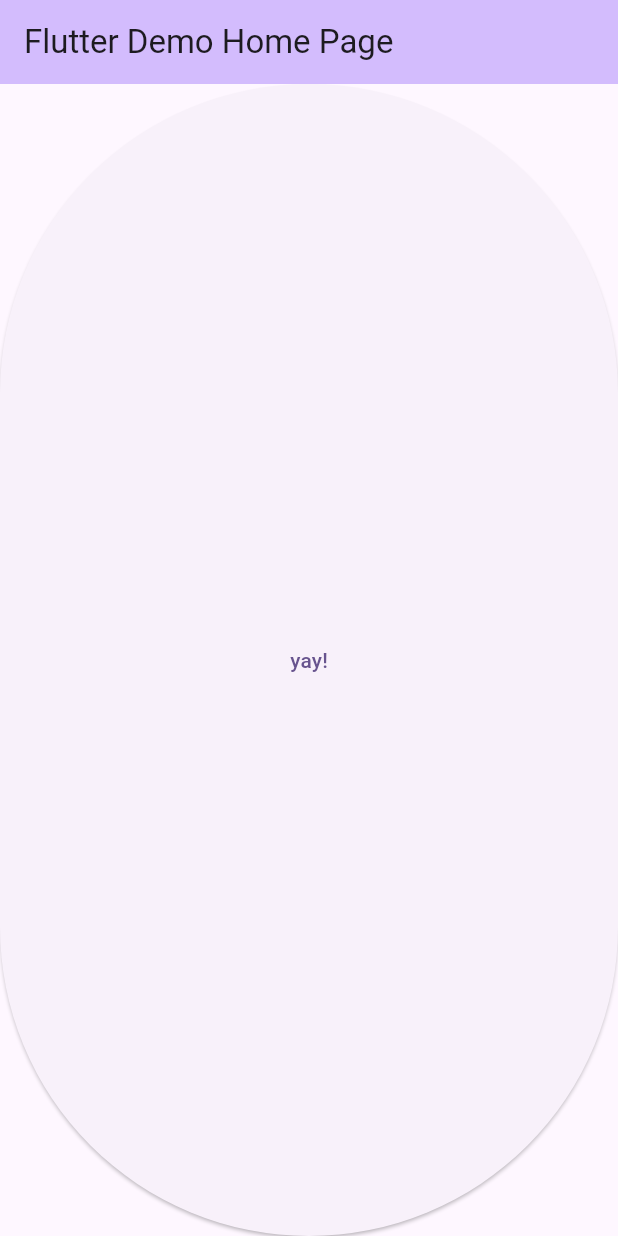
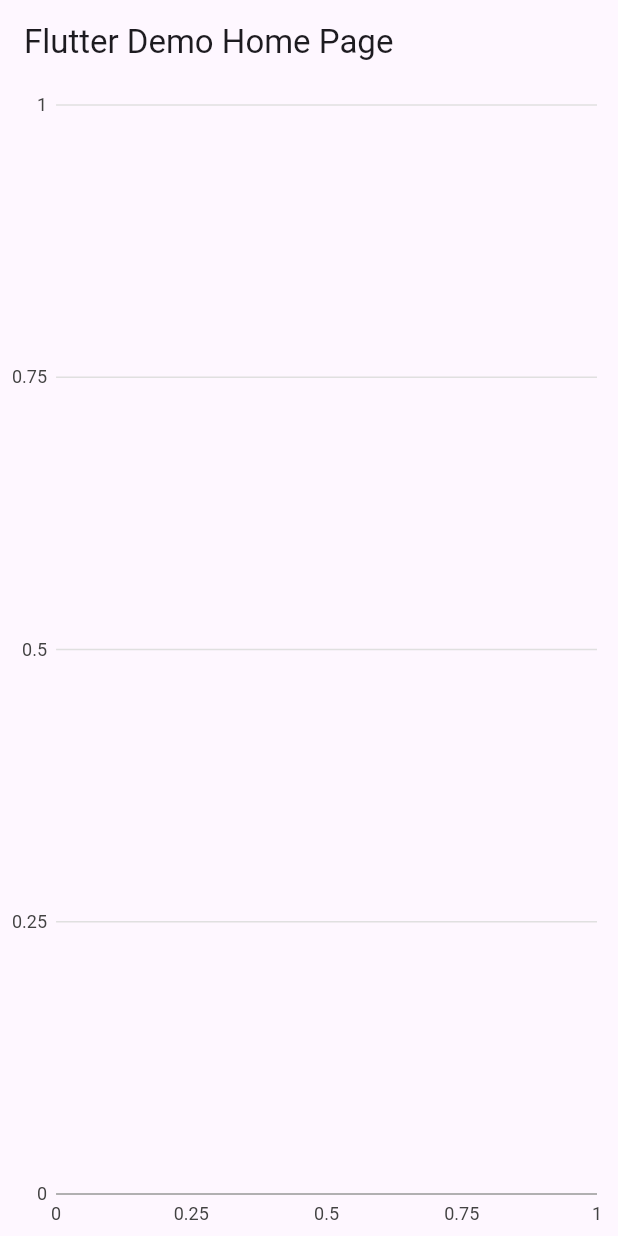
Before and after one commit to willyg23/UFC-Data-Project, a Flutter app: the screen it shows after launch, on a phone screen of 412 x 824 dp. Run offline on Flutter 3.47's test engine with Material 3 defaults, Android fonts, the phone set to English and light mode, and no system bars; our stand-ins replace charts_flutter, equatable; missing offline and left inert: tflite; statements that could not run were skipped.

```diff
--- a/json_test/lib/main.dart
+++ b/json_test/lib/main.dart
@@ -19,6 +19,7 @@ class EloData {
   final String fighterId;
 
   EloData(this.timestamp, this.elo, this.fighterId);
+  //  EloData(this.timestamp, this.elo);
 }
 
 void main() {
@@ -76,11 +77,6 @@ class MyHomePage extends StatefulWidget {
 }
 
 class _MyHomePageState extends State<MyHomePage> {
-
-
-
-
-
 /*
 note:
 before I had it as: final eloCalculator = eloCalculator();
@@ -97,10 +93,10 @@ but that doesn't work, because dart doesn't allow the object and the class name
   late List<FightEntity> _fights = [];
 
 
+
+//try top redo this section tmrw?
   List<charts.Series<EloData, DateTime>> _generateChartData() {
-
      List<charts.Series<EloData, DateTime>> seriesList = [];
-
     //eloHashMap.forEach((key, elo) {
       // Parse key to get fighter name and date
       // var parts = key.split('-');
@@ -118,7 +114,7 @@ but that doesn't work, because dart doesn't allow the object and the class name
     var fighterId = parts[4];
 
       // Find or create a series for this fighter
-      var series = seriesList.firstWhereOrNull((s) => s.id == fighterName);
+    var series = seriesList.firstWhereOrNull((s) => s.id == fighterName);
       if(series == null) {
         series = charts.Series<EloData, DateTime>(
           id: fighterName,
@@ -133,6 +129,9 @@ but that doesn't work, because dart doesn't allow the object and the class name
       series.data.add(EloData(DateTime(year, month, day), elo, fighterId));
       series.data.add(EloData(DateTime(year, month, day), elo, fighterId));
 
+      // series.data.add(EloData(DateTime(year, month, day), elo));
+      // series.data.add(EloData(DateTime(year, month, day), elo));
+
       // if(seriesList == null){
       //   throw FormatException();
       // }
@@ -140,9 +139,7 @@ but that doesn't work, because dart doesn't allow the object and the class name
       //this doesn't have an error leat
       //throw seriesList;
     });
-
     return seriesList;
-
   }
 
   Future<void> readJson() async {
@@ -175,7 +172,6 @@ but that doesn't work, because dart doesn't allow the object and the class name
 
         _fightEntity.winner = _data[i]['Winner'];
 
-
        // explanation for what's going on in code blocks like this can be found a little bit lower
         dynamic rOddsValue = _data[i]['R_odds'];
         _fightEntity.r_odds = rOddsValue != null && rOddsValue != ""
@@ -183,7 +179,6 @@ but that doesn't work, because dart doesn't allow the object and the class name
                 ? rOddsValue
                 : int.tryParse(rOddsValue.toString()) ?? -69420
             : -69420;
-
 
         dynamic bOddsValue = _data[i]['B_odds'];
         _fightEntity.b_odds = bOddsValue != null && bOddsValue != ""
@@ -214,7 +209,6 @@ but that doesn't work, because dart doesn't allow the object and the class name
 
 
         /*
-
           Explaining the absolute tomfoolery that is occuring with statements like these
 
           avg_SIG_STR_pct: _data[i]["B_avg_SIG_STR_pct"] != null && _data[i]["B_avg_SIG_STR_pct"] != ""
@@ -309,11 +303,9 @@ but that doesn't work, because dart doesn't allow the object and the class name
             losses: 0,
             fighterId: fighterIdCounter,
             );
-
 // make sure to add the fighterEntity to the fightEntity after creating the fighterEntity has been created! I was forgetting to do this for a while lol
             _fightEntity.r_fighter_entity = _fighters[_fightEntity.r_fighter_string];
             fighterIdCounter++;
-
         }
 
 
@@ -504,28 +496,28 @@ maybe have anothe box appear for the input to be positive or negative?
     });
   }
 
-//   @override
-// Widget build(BuildContext context) {
-//   return Scaffold(
-//     appBar: AppBar(
-//       title: Text(widget.title),
-//     ),
-//     body: _isLoading
-//         ? Center(child: CircularProgressIndicator())  // Loading state
-//         : Column(
-//             children: [
-//               Expanded(
-//                  child: charts.LineChart(
-//                    _generateChartData().cast<charts.Series<dynamic, num>>(),
-//                    animate: true,
-//                    domainAxis: charts.DateTimeAxisSpec(),
-//                  ),
-//               ),
-//               // ... Other widgets below the graph ...
-//             ],
-//           ),
-//   );
-// }
+  @override
+Widget build(BuildContext context) {
+  return Scaffold(
+    appBar: AppBar(
+      title: Text(widget.title),
+    ),
+    body: _isLoading
+        ? Center(child: CircularProgressIndicator())  // Loading state
+        : Column(
+            children: [
+              Expanded(
+                 child: charts.LineChart(
+                   _generateChartData().cast<charts.Series<dynamic, num>>(),
+                   animate: true,
+                   domainAxis: charts.DateTimeAxisSpec(),
+                 ),
+              ),
+              // ... Other widgets below the graph ...
+            ],
+          ),
+  );
+}
 
 
 // @override
@@ -550,31 +542,31 @@ maybe have anothe box appear for the input to be positive or negative?
 // }
 
 
-  @override
-  Widget build(BuildContext context) {
-    // This method is rerun every time setState is called, for instance as done
-    // by the _incrementCounter method above.
-    //
-    // The Flutter framework has been optimized to make rerunning build methods
-    // fast, so that you can just rebuild anything that needs updating rather
-    // than having to individually change instances of widgets.
-    return Scaffold(
-      appBar: AppBar(
-        // TRY THIS: Try changing the color here to a specific color (to
-        // Colors.amber, perhaps?) and trigger a hot reload to see the AppBar
-        // change color while the other colors stay the same.
-        backgroundColor: Theme.of(context).colorScheme.inversePrimary,
-        // Here we take the value from the MyHomePage object that was created by
-        // the App.build method, and use it to set our appbar title.
-        title: Text(widget.title),
-      ),
+  // @override
+  // Widget build(BuildContext context) {
+  //   // This method is rerun every time setState is called, for instance as done
+  //   // by the _incrementCounter method above.
+  //   //
+  //   // The Flutter framework has been optimized to make rerunning build methods
+  //   // fast, so that you can just rebuild anything that needs updating rather
+  //   // than having to individually change instances of widgets.
+  //   return Scaffold(
+  //     appBar: AppBar(
+  //       // TRY THIS: Try changing the color here to a specific color (to
+  //       // Colors.amber, perhaps?) and trigger a hot reload to see the AppBar
+  //       // change color while the other colors stay the same.
+  //       backgroundColor: Theme.of(context).colorScheme.inversePrimary,
+  //       // Here we take the value from the MyHomePage object that was created by
+  //       // the App.build method, and use it to set our appbar title.
+  //       title: Text(widget.title),
+  //     ),
 
-      body: ElevatedButton(
-        onPressed: () {
+  //     body: ElevatedButton(
+  //       onPressed: () {
 
-        },
-        child: Center(child: Text("yay!"))),
+  //       },
+  //       child: Center(child: Text("yay!"))),
 
-    );
-  }
+  //   );
+  // }
 }
```
